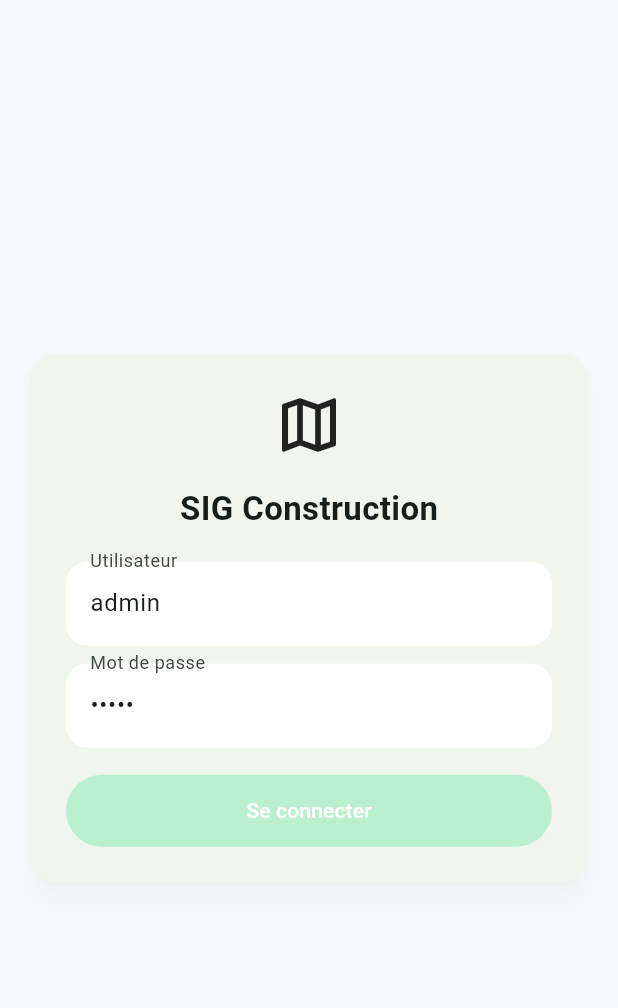
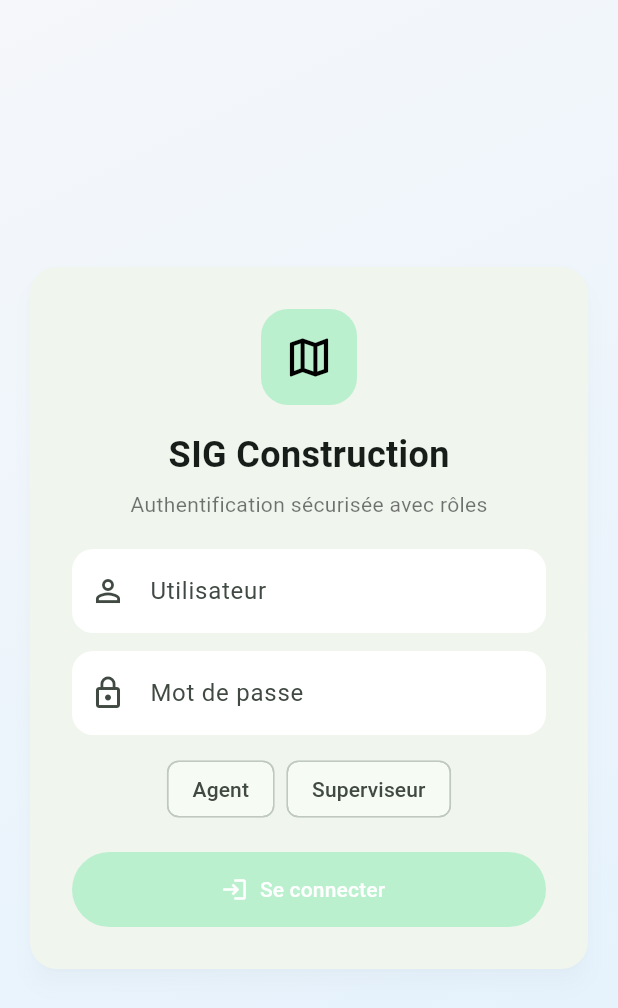
Before and after one commit to sihamsi/sig-construction, a Flutter app: the screen it shows after launch, on a phone screen of 412 x 824 dp. Shown: the top 1008 px of the screen. Run offline on Flutter 3.47's test engine with Material 3 defaults, Android fonts, the phone set to English and light mode, and no system bars; our stand-ins replace sqflite, sqflite_common, sqflite_common_ffi, webview_flutter; accounts and stored records are empty.

Commit message:
Add role-based access and refine UI

```diff
--- a/lib/data/models/user.dart
+++ b/lib/data/models/user.dart
@@ -0,0 +1,21 @@
+class AppUser {
+  const AppUser({
+    required this.id,
+    required this.username,
+    required this.role,
+  });
+
+  final int id;
+  final String username;
+  final String role;
+
+  bool get isSupervisor => role.toLowerCase() == 'supervisor';
+
+  factory AppUser.fromMap(Map<String, Object?> row) {
+    return AppUser(
+      id: (row['id'] as int?) ?? 0,
+      username: (row['username'] ?? '').toString(),
+      role: (row['role'] ?? 'agent').toString(),
+    );
+  }
+}
--- a/lib/main.dart
+++ b/lib/main.dart
@@ -1,5 +1,6 @@
 import 'package:flutter/material.dart';
 import 'data/db/app_database.dart';
+import 'data/models/user.dart';
 import 'map_page.dart';
 import 'constructions_list_page.dart';
 import 'dashboard_page.dart';
@@ -75,8 +76,8 @@ class LoginPage extends StatefulWidget {
 class _LoginPageState extends State<LoginPage> {
   final _db = AppDatabase.instance;
 
-  final _userCtrl = TextEditingController(text: "admin");
-  final _passCtrl = TextEditingController(text: "admin");
+  final _userCtrl = TextEditingController();
+  final _passCtrl = TextEditingController();
 
   bool _loading = false;
   String? _error;
@@ -87,17 +88,17 @@ class _LoginPageState extends State<LoginPage> {
       _error = null;
     });
 
-    final ok = await _db.checkLogin(
+    final user = await _db.loginUser(
       _userCtrl.text.trim(),
       _passCtrl.text.trim(),
     );
 
     if (!mounted) return;
 
-    if (ok) {
+    if (user != null) {
       Navigator.pushReplacement(
         context,
-        MaterialPageRoute(builder: (_) => const HomeShell()),
+        MaterialPageRoute(builder: (_) => HomeShell(user: user)),
       );
     } else {
       setState(() => _error = "Identifiants invalides");
@@ -109,30 +110,59 @@ class _LoginPageState extends State<LoginPage> {
   @override
   Widget build(BuildContext context) {
     return Scaffold(
-      body: Center(
+      body: Container(
+        decoration: const BoxDecoration(
+          gradient: LinearGradient(
+            begin: Alignment.topLeft,
+            end: Alignment.bottomRight,
+            colors: [Color(0xFFF5F7FA), Color(0xFFE3F2FD)],
+          ),
+        ),
+        child: Center(
           child: ConstrainedBox(
-          constraints: const BoxConstraints(maxWidth: 420),
+            constraints: const BoxConstraints(maxWidth: 440),
             child: Card(
               margin: const EdgeInsets.all(20),
               child: Padding(
-              padding: const EdgeInsets.all(24),
+                padding: const EdgeInsets.all(28),
                 child: Column(
                   mainAxisSize: MainAxisSize.min,
                   children: [
-                  const Icon(Icons.map_outlined, size: 48),
+                    Container(
+                      width: 64,
+                      height: 64,
+                      decoration: BoxDecoration(
+                        color: const Color(0xFFBBF0CE),
+                        borderRadius: BorderRadius.circular(18),
+                      ),
+                      child: const Icon(
+                        Icons.map_outlined,
+                        size: 34,
+                        color: Colors.black,
+                      ),
+                    ),
                     const SizedBox(height: 16),
                     const Text(
                       "SIG Construction",
                       style: TextStyle(
-                      fontSize: 22,
+                        fontSize: 24,
                         fontWeight: FontWeight.bold,
                       ),
+                    ),
+                    const SizedBox(height: 6),
+                    Text(
+                      "Authentification sécurisée avec rôles",
+                      style: Theme.of(context)
+                          .textTheme
+                          .bodyMedium
+                          ?.copyWith(color: Colors.black54),
                     ),
                     const SizedBox(height: 20),
                     TextField(
                       controller: _userCtrl,
                       decoration: const InputDecoration(
                         labelText: "Utilisateur",
+                        prefixIcon: Icon(Icons.person_outline),
                       ),
                     ),
                     const SizedBox(height: 12),
@@ -141,10 +171,20 @@ class _LoginPageState extends State<LoginPage> {
                       obscureText: true,
                       decoration: const InputDecoration(
                         labelText: "Mot de passe",
+                        prefixIcon: Icon(Icons.lock_outline),
                       ),
                     ),
+                    const SizedBox(height: 12),
+                    Wrap(
+                      spacing: 8,
+                      runSpacing: 6,
+                      children: const [
+                        Chip(label: Text("Agent")),
+                        Chip(label: Text("Superviseur")),
+                      ],
+                    ),
                     if (_error != null) ...[
-                    const SizedBox(height: 10),
+                      const SizedBox(height: 12),
                       Text(
                         _error!,
                         style: const TextStyle(color: Colors.red),
@@ -153,19 +193,24 @@ class _LoginPageState extends State<LoginPage> {
                     const SizedBox(height: 18),
                     SizedBox(
                       width: double.infinity,
-                    height: 48,
-                    child: FilledButton(
+                      height: 50,
+                      child: FilledButton.icon(
                         onPressed: _loading ? null : _login,
-                      child: _loading
+                        icon: _loading
                             ? const SizedBox(
-                              width: 22,
-                              height: 22,
-                              child: CircularProgressIndicator(strokeWidth: 2),
+                                width: 20,
+                                height: 20,
+                                child:
+                                    CircularProgressIndicator(strokeWidth: 2),
                               )
-                          : const Text("Se connecter"),
+                            : const Icon(Icons.login),
+                        label: Text(
+                          _loading ? "Connexion..." : "Se connecter",
+                        ),
                       ),
                     ),
                   ],
+                ),
               ),
             ),
           ),
@@ -179,7 +224,8 @@ class _LoginPageState extends State<LoginPage> {
 /// HOME (CARTE + LISTE + DASHBOARD)
 ////////////////////////////////////////////////////////////////
 class HomeShell extends StatefulWidget {
-  const HomeShell({super.key});
+  const HomeShell({super.key, required this.user});
+  final AppUser user;
 
   @override
   State<HomeShell> createState() => _HomeShellState();
@@ -198,14 +244,27 @@ class _HomeShellState extends State<HomeShell> {
 
   @override
   Widget build(BuildContext context) {
+    final user = widget.user;
     return Scaffold(
       appBar: AppBar(
-        title: Text(
+        title: Column(
+          mainAxisSize: MainAxisSize.min,
+          children: [
+            Text(
               _index == 0
                   ? "Carte"
                   : _index == 1
                       ? "Constructions"
                       : "Dashboard",
+            ),
+            Text(
+              "${user.username} • ${user.isSupervisor ? "Superviseur" : "Agent"}",
+              style: Theme.of(context)
+                  .textTheme
+                  .labelSmall
+                  ?.copyWith(color: Colors.black54),
+            ),
+          ],
         ),
       ),
       body: IndexedStack(
@@ -213,12 +272,14 @@ class _HomeShellState extends State<HomeShell> {
         children: [
           MapPage(
             key: _mapKey,
+            user: user,
             onTapFeature: (_) {},
           ),
           ConstructionsListPage(
+            user: user,
             onOpenInMap: _openInMap,
           ),
-          const DashboardPage(),
+          DashboardPage(user: user),
         ],
       ),
       bottomNavigationBar: NavigationBar(
```
Also changed, not shown: lib/constructions_list_page.dart (+32 -3 lines), lib/dashboard_page.dart (+8 -4 lines), lib/data/db/app_database.dart (+73 -14 lines), lib/map_page.dart (+8 -42 lines), 1 other file. Lines whose indentation alone changed are shown as unchanged.
